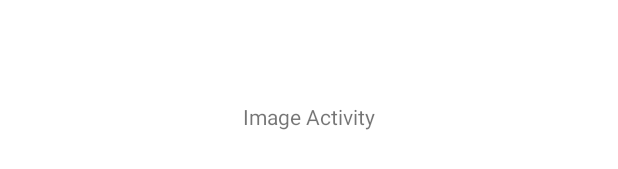
After one commit to hanseul-Choi/MultiGallery, an Android app: the layout activity_image.xml on its own in the app's theme, with its tools: preview values and no code run, on a phone screen of 412 x 824 dp. The commit adds this screen. Shown: the part 501-670 px from the top of the screen. Run offline under Robolectric (Android 15) with nearby library versions, the phone set to English and light mode, and no system bars.

Commit message:
init view

```diff
--- a/multigallerylib/build.gradle
+++ b/multigallerylib/build.gradle
@@ -1,6 +1,7 @@
 plugins {
     id 'com.android.library'
     id 'org.jetbrains.kotlin.android'
+    id 'kotlin-kapt'
 }
 apply plugin: 'kotlin-android'
 
@@ -28,6 +29,9 @@ android {
     kotlinOptions {
         jvmTarget = '1.8'
     }
+    dataBinding {
+        enabled = true
+    }
 }
 
 dependencies {
--- /dev/null
+++ b/multigallerylib/src/main/res/layout/activity_image.xml
@@ -0,0 +1,20 @@
+<?xml version="1.0" encoding="utf-8"?>
+<layout xmlns:android="http://schemas.android.com/apk/res/android">
+
+    <data>
+
+    </data>
+
+    <androidx.constraintlayout.widget.ConstraintLayout
+        android:layout_width="match_parent"
+        android:layout_height="match_parent">
+
+
+        <TextView
+            android:layout_width="match_parent"
+            android:layout_height="match_parent"
+            android:gravity="center"
+            android:text="Image Activity"/>
+
+    </androidx.constraintlayout.widget.ConstraintLayout>
+</layout>
```
Also changed, not shown: multigallerylib/src/main/java/com/hanlien/multigallery/ImageActivity.kt (+10 -0 lines).
